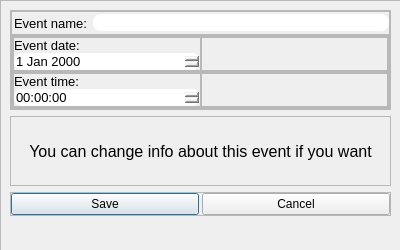
Old version of the form UI/info.ui in the repository TmT4elovek/Everyday-Application.
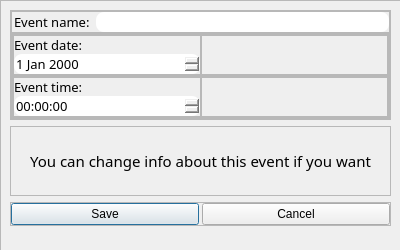
New version of the form.

```diff
--- a/UI/info.ui
+++ b/UI/info.ui
@@ -102,9 +102,16 @@
            <widget class="QLabel" name="label">
             <property name="font">
              <font>
+              <family>Segoe UI Black</family>
               <pointsize>10</pointsize>
+              <weight>10</weight>
+              <italic>false</italic>
+              <bold>false</bold>
              </font>
             </property>
+            <property name="styleSheet">
+             <string notr="true">font: 87 10pt &quot;Segoe UI Black&quot;;</string>
+            </property>
             <property name="text">
              <string>Event name:</string>
             </property>
@@ -114,7 +121,11 @@
            <widget class="QLineEdit" name="event_edit">
             <property name="font">
              <font>
+              <family>Segoe UI Black</family>
               <pointsize>10</pointsize>
+              <weight>10</weight>
+              <italic>false</italic>
+              <bold>false</bold>
              </font>
             </property>
             <property name="styleSheet">
@@ -204,9 +215,16 @@
                  <widget class="QLabel" name="label_2">
                   <property name="font">
                    <font>
+                    <family>Segoe UI Black</family>
                     <pointsize>10</pointsize>
+                    <weight>10</weight>
+                    <italic>false</italic>
+                    <bold>false</bold>
                    </font>
                   </property>
+                  <property name="styleSheet">
+                   <string notr="true">font: 87 10pt &quot;Segoe UI Black&quot;;</string>
+                  </property>
                   <property name="text">
                    <string>Event date:</string>
                   </property>
@@ -216,7 +234,11 @@
                  <widget class="QDateEdit" name="dateEdit">
                   <property name="font">
                    <font>
+                    <family>Segoe UI Black</family>
                     <pointsize>10</pointsize>
+                    <weight>10</weight>
+                    <italic>false</italic>
+                    <bold>false</bold>
                    </font>
                   </property>
                   <property name="styleSheet">
@@ -292,9 +314,16 @@
                  <widget class="QLabel" name="label_3">
                   <property name="font">
                    <font>
+                    <family>Segoe UI Black</family>
                     <pointsize>10</pointsize>
+                    <weight>10</weight>
+                    <italic>false</italic>
+                    <bold>false</bold>
                    </font>
                   </property>
+                  <property name="styleSheet">
+                   <string notr="true">font: 87 10pt &quot;Segoe UI Black&quot;;</string>
+                  </property>
                   <property name="text">
                    <string>Event time:</string>
                   </property>
@@ -304,7 +333,11 @@
                  <widget class="QTimeEdit" name="timeEdit">
                   <property name="font">
                    <font>
+                    <family>Segoe UI Black</family>
                     <pointsize>10</pointsize>
+                    <weight>10</weight>
+                    <italic>false</italic>
+                    <bold>false</bold>
                    </font>
                   </property>
                   <property name="styleSheet">
@@ -353,9 +386,16 @@
         <widget class="QLabel" name="label_4">
          <property name="font">
           <font>
-           <pointsize>12</pointsize>
+           <family>Segoe UI Black</family>
+           <pointsize>11</pointsize>
+           <weight>10</weight>
+           <italic>false</italic>
+           <bold>false</bold>
           </font>
          </property>
+         <property name="styleSheet">
+          <string notr="true">font: 87 11pt &quot;Segoe UI Black&quot;;</string>
+         </property>
          <property name="text">
           <string>You can change info about this event if you want</string>
          </property>
@@ -369,6 +409,9 @@
     </item>
     <item alignment="Qt::AlignTop">
      <widget class="QFrame" name="frame_12">
+      <property name="styleSheet">
+       <string notr="true">font: 87 8pt &quot;Segoe UI Black&quot;;</string>
+      </property>
       <property name="frameShape">
        <enum>QFrame::StyledPanel</enum>
       </property>
```
Left out of the diff: 9 changed lines with no effect on the pictures.
